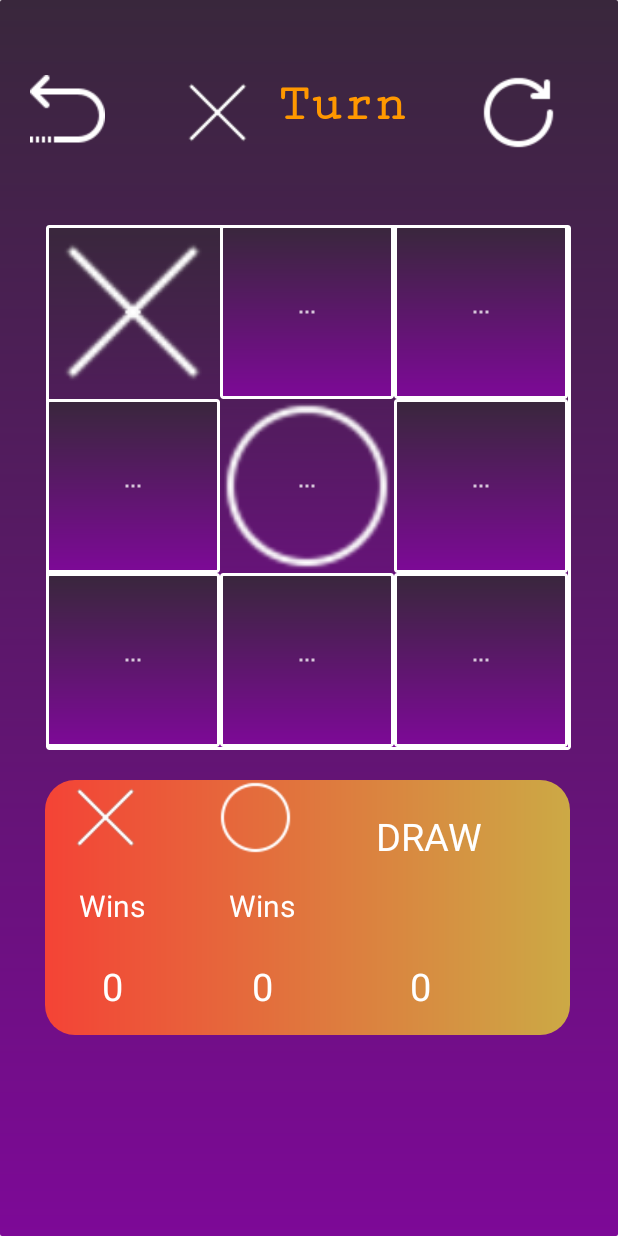
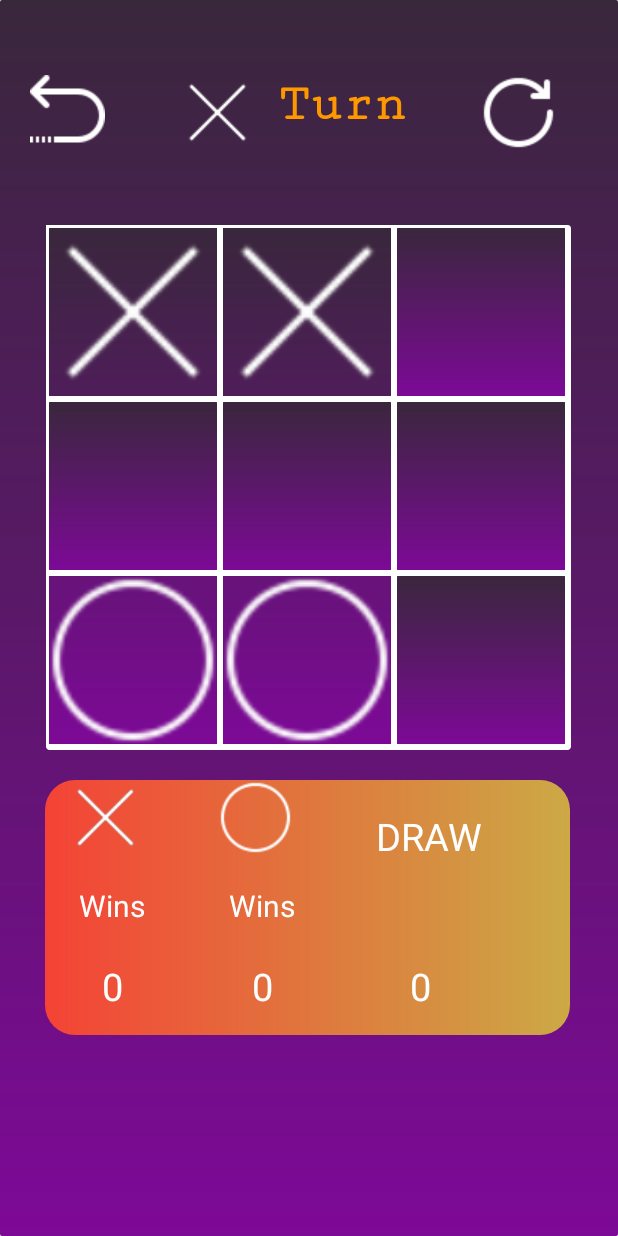
Before and after one commit to ArkanJbali/TicTacToe, an Android app: the PlayWithComputer screen opened directly, with no data from a screen before it, after a tap on an icon or button, on a phone screen of 412 x 824 dp. Run offline under Robolectric (Android 15) with nearby library versions, the phone set to English and light mode, and no system bars; 1 other tap on this screen came first.

Commit message:
- Computer Mode: the algorithm is changed - Added border for the gridlayout - Changed the background for new game

```diff
--- a/app/src/main/java/com/app/arkan/xo_game/PlayWithComputer.java
+++ b/app/src/main/java/com/app/arkan/xo_game/PlayWithComputer.java
@@ -15,6 +15,7 @@ import android.widget.Toast;
 
 import java.text.DateFormat;
 import java.text.SimpleDateFormat;
+import java.util.ArrayList;
 import java.util.Calendar;
 import java.util.Date;
 import java.util.Random;
@@ -78,7 +79,6 @@ public class PlayWithComputer extends Activity {
                             turn.setBackgroundResource(R.drawable.o);
                             playerMode = 1;
                             matrixFlag[0][0] = 1;
-                        } else {
                             ComputerTurn();
                         }
                     }
@@ -95,7 +95,7 @@ public class PlayWithComputer extends Activity {
                             turn.setBackgroundResource(R.drawable.o);
                             playerMode = 1;
                             matrixFlag[0][1] = 1;
-                        } else {
+
                             ComputerTurn();
                         }
                     }
@@ -112,7 +112,7 @@ public class PlayWithComputer extends Activity {
                             turn.setBackgroundResource(R.drawable.o);
                             playerMode = 1;
                             matrixFlag[0][2] = 1;
-                        } else {
+
                             ComputerTurn();
                         }
                     }
@@ -129,7 +129,7 @@ public class PlayWithComputer extends Activity {
                             turn.setBackgroundResource(R.drawable.o);
                             playerMode = 1;
                             matrixFlag[1][0] = 1;
-                        } else {
+
                             ComputerTurn();
                         }
                     }
@@ -146,7 +146,7 @@ public class PlayWithComputer extends Activity {
                             turn.setBackgroundResource(R.drawable.o);
                             playerMode = 1;
                             matrixFlag[1][1] = 1;
-                        } else {
+
                             ComputerTurn();
                         }
                     }
@@ -163,7 +163,7 @@ public class PlayWithComputer extends Activity {
                             turn.setBackgroundResource(R.drawable.o);
                             playerMode = 1;
                             matrixFlag[1][2] = 1;
-                        } else {
+
                             ComputerTurn();
                         }
                     }
@@ -180,7 +180,7 @@ public class PlayWithComputer extends Activity {
                             turn.setBackgroundResource(R.drawable.o);
                             playerMode = 1;
                             matrixFlag[2][0] = 1;
-                        } else {
+
                             ComputerTurn();
                         }
                     }
@@ -197,7 +197,7 @@ public class PlayWithComputer extends Activity {
                             turn.setBackgroundResource(R.drawable.o);
                             playerMode = 1;
                             matrixFlag[2][1] = 1;
-                        } else {
+
                             ComputerTurn();
                         }
                     }
@@ -214,7 +214,7 @@ public class PlayWithComputer extends Activity {
                             turn.setBackgroundResource(R.drawable.o);
                             playerMode = 1;
                             matrixFlag[2][2] = 1;
-                        } else {
+
                             ComputerTurn();
                         }
                     }
@@ -364,16 +364,63 @@ public class PlayWithComputer extends Activity {
 
     public void ComputerTurn() {
 
-        do {
-            x = RANDOM.nextInt(2);
-            y = RANDOM.nextInt(2);
-        } while ( matrixFlag[x][y] != 0 );
-       // if(matrixFlag[x][y] != 0 && matrixFlag[x][y] != 1 &&  matrixFlag[x][y] != 2) {
-            imageViews[x][y].setBackgroundResource(R.drawable.o);
-            turn.setBackgroundResource(R.drawable.x);
-            playerMode = 0;
-            matrixFlag[x][y] = 2;
+        if (playerMode == 1) {
+//            do {
+//                x = RANDOM.nextInt(2);
+//                y = RANDOM.nextInt(2);
+//            } while (matrixFlag[x][y] != 0);
+//            // if(matrixFlag[x][y] != 0 && matrixFlag[x][y] != 1 &&  matrixFlag[x][y] != 2) {
+//
+            int[] index = getPossibleIndex();
+            if(index.length > 0) {
+                x = index[0];
+                y = index[1];
+                imageViews[x][y].setBackgroundResource(R.drawable.o);
+                turn.setBackgroundResource(R.drawable.x);
+                playerMode = 0;
+                matrixFlag[x][y] = 2;
+
+            }
+            else{
+                return;
+            }
+        }
 
     }
+    public int[] getPossibleIndex(){
+        ArrayList<int[]> indices = new ArrayList<int[]>();
+        int[] index = new int[0];
+//Find indices of element with 0 value
+        for (int i = 0; i < matrixFlag.length; i++)
+        {
+            for (int j = 0; j < matrixFlag[i].length; j++)
+            {
+                if (matrixFlag[i][j] == 0)
+                {
+                    indices.add(new int[] { i, j });
+                }
+            }
+        }
 
+
+
+//Select a random index and print the result
+        if(indices.size()>0) {
+            Random rand = new Random();
+            int ri = rand.nextInt(indices.size());
+            index = indices.get(ri);
+
+
+        }
+        return index;
+    }
+    public void makeDelay(){
+        try {
+
+
+            Thread.sleep(3000);
+        } catch (InterruptedException e) {
+            e.printStackTrace();
+        }
+    }
 }
--- a/app/src/main/java/com/app/arkan/xo_game/StartActivity.java
+++ b/app/src/main/java/com/app/arkan/xo_game/StartActivity.java
@@ -5,31 +5,24 @@ import android.content.Context;
 import android.content.DialogInterface;
 import android.content.Intent;
 import android.os.Bundle;
-import android.support.v7.app.AlertDialog;
-import android.view.LayoutInflater;
 import android.view.View;
-import android.widget.EditText;
 import android.widget.TextView;
 import android.widget.Toast;
 
 import java.io.BufferedReader;
 import java.io.FileInputStream;
 import java.io.FileNotFoundException;
-import java.io.FileOutputStream;
-import java.io.FileReader;
 import java.io.IOException;
-import java.io.InputStream;
 import java.io.InputStreamReader;
 import java.io.OutputStreamWriter;
 import java.util.ArrayList;
-import java.util.Date;
 import android.util.Log;
 public class StartActivity extends Activity {
 static int ACTIVITY_CODE = 1;
 static int ACTIVITY_SCORE = 1;
 static int TOTAL_ROWS = 0;
 static ArrayList<String> lines = new ArrayList<>();
-    final Context c = this;
+   // final Context c = this;
     String lastGameScore [];
     @Override
     protected void onCreate(Bundle savedInstanceState) {
@@ -60,6 +53,7 @@ static ArrayList<String> lines = new ArrayList<>();
                     Intent i = new Intent(StartActivity.this, PlayWithComputer.class);
                     i.putExtra("firstPlayer", getIntent().getStringExtra("firstPlayer"));
                     i.putExtra("secondPlayer", getIntent().getStringExtra("secondPlayer"));
+                    MainActivity.isComputer = 0;
                     startActivity(i);
                 }
                 break;
--- a/app/src/main/res/drawable/null_back.xml
+++ b/app/src/main/res/drawable/null_back.xml
@@ -5,5 +5,8 @@
         android:endColor="#007D0997"
        />
 
+    <stroke
+        android:width="2dp"
+        android:color="@color/whiteBTN" ></stroke>
     <!--<stroke android:width="1px" android:color="#FFFF" />-->
 </shape>
--- a/app/src/main/res/layout/play_activity.xml
+++ b/app/src/main/res/layout/play_activity.xml
@@ -56,63 +56,63 @@
             android:layout_width="116dp"
             android:layout_height="116dp"
             android:background="@drawable/matrix_style"
-            android:src="@drawable/d"
+            android:src="@drawable/null_back"
             android:onClick="onClickMatrix"/>
         <ImageButton
             android:id="@+id/btn_2"
             android:layout_width="116dp"
             android:layout_height="116dp"
             android:background="@drawable/matrix_style"
-            android:src="@drawable/d"
+            android:src="@drawable/null_back"
             android:onClick="onClickMatrix"/>
         <ImageButton
             android:id="@+id/btn_3"
             android:layout_width="116dp"
             android:layout_height="116dp"
             android:background="@drawable/matrix_style"
-            android:src="@drawable/d"
+            android:src="@drawable/null_back"
             android:onClick="onClickMatrix"/>
         <ImageButton
             android:id="@+id/btn_4"
             android:layout_width="116dp"
             android:layout_height="116dp"
             android:background="@drawable/matrix_style"
-            android:src="@drawable/d"
+            android:src="@drawable/null_back"
             android:onClick="onClickMatrix"/>
         <ImageButton
             android:id="@+id/btn_5"
             android:layout_width="116dp"
             android:layout_height="116dp"
             android:background="@drawable/matrix_style"
-            android:src="@drawable/d"
+            android:src="@drawable/null_back"
             android:onClick="onClickMatrix"/>
         <ImageButton
             android:id="@+id/btn_6"
             android:layout_width="116dp"
             android:layout_height="116dp"
             android:background="@drawable/matrix_style"
-            android:src="@drawable/d"
+            android:src="@drawable/null_back"
             android:onClick="onClickMatrix"/>
         <ImageButton
             android:id="@+id/btn_7"
             android:layout_width="116dp"
             android:layout_height="116dp"
             android:background="@drawable/matrix_style"
-            android:src="@drawable/d"
+            android:src="@drawable/null_back"
             android:onClick="onClickMatrix"/>
         <ImageButton
             android:id="@+id/btn_8"
             android:layout_width="116dp"
             android:layout_height="116dp"
             android:background="@drawable/matrix_style"
-            android:src="@drawable/d"
+            android:src="@drawable/null_back"
             android:onClick="onClickMatrix"/>
         <ImageButton
             android:id="@+id/btn_9"
             android:layout_width="116dp"
             android:layout_height="116dp"
             android:background="@drawable/matrix_style"
-            android:src="@drawable/d"
+            android:src="@drawable/null_back"
             android:onClick="onClickMatrix"/>
     </GridLayout>
     <GridLayout
```
Also changed, not shown: app/src/main/res/drawable/blank_p.png (added), app/src/main/res/drawable/xx.png (deleted).
